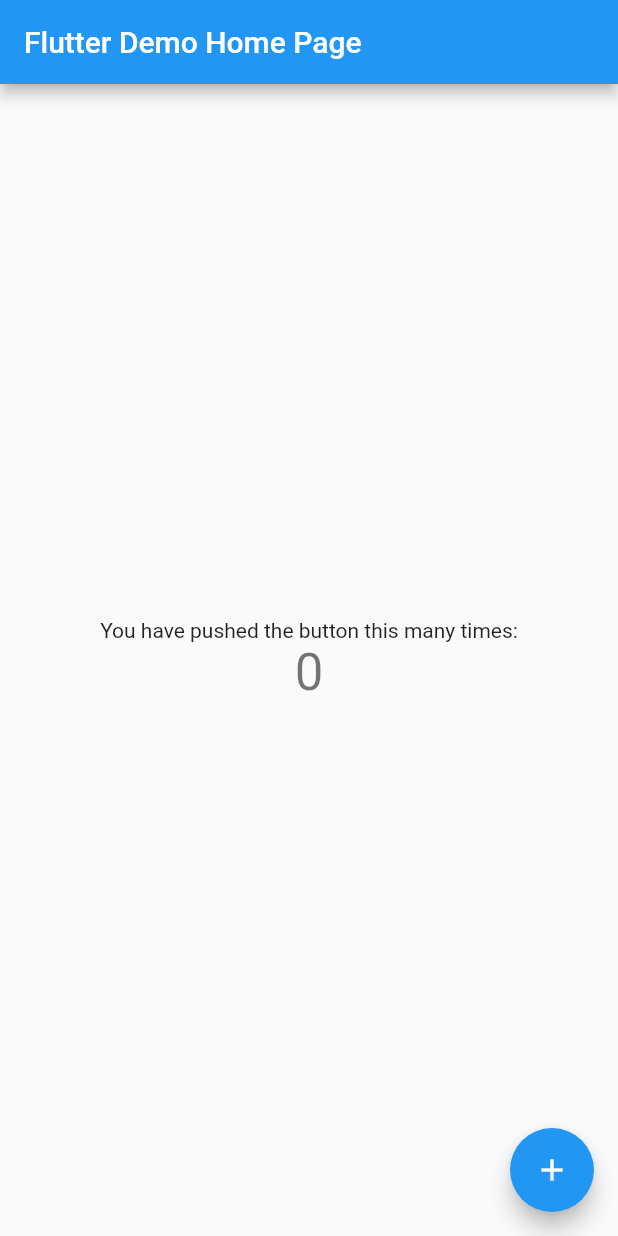
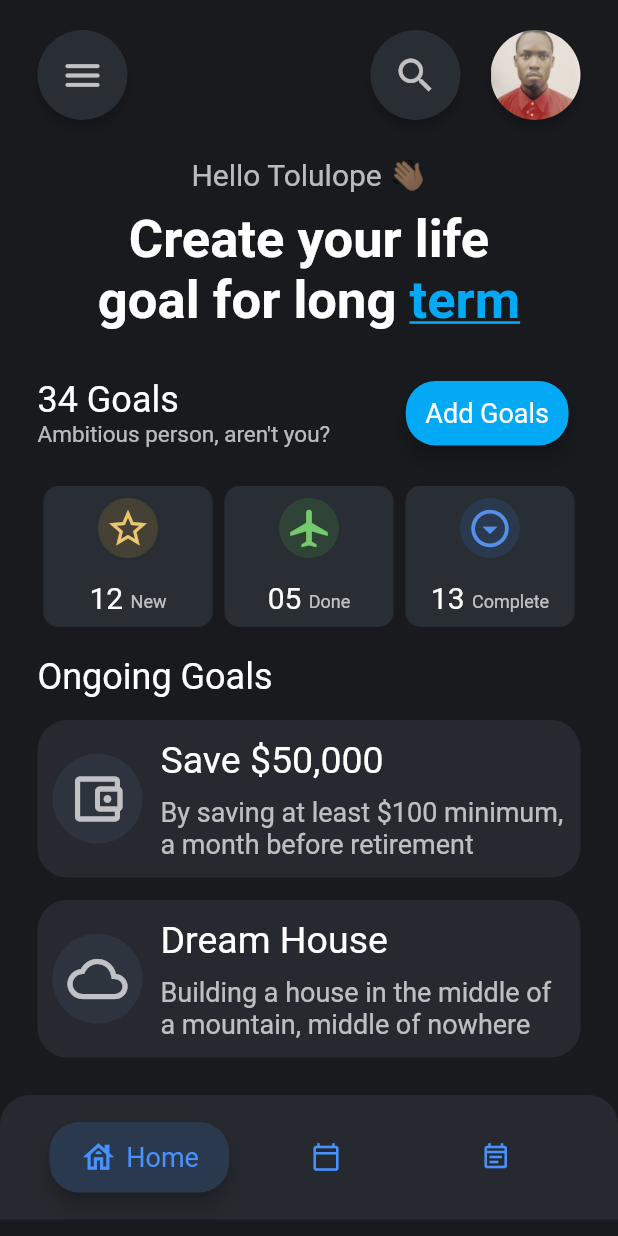
Before and after one commit to oltoch/interface_app, a Flutter app: the screen it shows after launch, on a phone screen of 412 x 824 dp. Run offline on Flutter 3.47's test engine with Material 2 defaults, Android fonts, the phone set to English and light mode, and no system bars.

Commit message:
First Screen designed

```diff
--- /dev/null
+++ b/lib/Screens/screen_one.dart
@@ -0,0 +1,250 @@
+import 'dart:ui';
+
+import 'package:flutter/cupertino.dart';
+import 'package:flutter/material.dart';
+import 'package:interface_app/Widgets/reusable_cards.dart';
+import 'package:interface_app/Widgets/round_icon_button.dart';
+
+class ScreenOne extends StatelessWidget {
+  const ScreenOne({Key? key}) : super(key: key);
+
+  @override
+  Widget build(BuildContext context) {
+    return SafeArea(
+      child: Scaffold(
+        body: ListView(
+          children: [
+            Container(
+              padding: EdgeInsets.only(left: 25.0, top: 20.0, right: 25.0),
+              child: Column(
+                crossAxisAlignment: CrossAxisAlignment.start,
+                children: [
+                  Row(
+                    mainAxisAlignment: MainAxisAlignment.start,
+                    children: [
+                      RoundIconButton(
+                        onPress: () {},
+                        child: Icon(
+                          Icons.menu_rounded,
+                          color: Colors.white70,
+                          size: 30,
+                        ),
+                      ),
+                      Expanded(
+                        child: SizedBox(),
+                      ),
+                      RoundIconButton(
+                        onPress: () {
+                          print("Button got pressed");
+                        },
+                        child: Icon(
+                          Icons.search_outlined,
+                          color: Colors.white70,
+                          size: 30,
+                        ),
+                      ),
+                      SizedBox(
+                        width: 20,
+                      ),
+                      RoundIconButton(
+                        onPress: () {},
+                        child: CircleAvatar(
+                          radius: 60,
+                          backgroundImage: AssetImage("images/myImage.jpg"),
+                        ),
+                      ),
+                    ],
+                  ),
+                  SizedBox(
+                    height: 25,
+                  ),
+                  Center(
+                    child: Text(
+                      "Hello Tolulope 👋🏽",
+                      style: TextStyle(
+                        fontSize: 20,
+                        color: Colors.white70,
+                      ),
+                    ),
+                  ),
+                  SizedBox(
+                    height: 10,
+                  ),
+                  Center(
+                      child: Text(
+                    "Create your life",
+                    style: TextStyle(
+                      fontSize: 35,
+                      color: Colors.white,
+                      fontWeight: FontWeight.bold,
+                    ),
+                  )),
+                  Center(
+                    child: RichText(
+                      text: TextSpan(
+                        children: [
+                          TextSpan(
+                            text: 'goal for long ',
+                            style: TextStyle(
+                                fontSize: 35,
+                                color: Colors.white,
+                                fontWeight: FontWeight.bold),
+                          ),
+                          TextSpan(
+                            text: 'term',
+                            style: TextStyle(
+                                fontSize: 35,
+                                color: Colors.lightBlue,
+                                fontWeight: FontWeight.bold,
+                                decoration: TextDecoration.underline),
+                          ),
+                        ],
+                      ),
+                    ),
+                  ),
+                  SizedBox(
+                    height: 25,
+                  ),
+                  Row(
+                    mainAxisAlignment: MainAxisAlignment.spaceBetween,
+                    children: [
+                      Column(
+                        crossAxisAlignment: CrossAxisAlignment.start,
+                        children: [
+                          Text(
+                            '34 Goals',
+                            style: (TextStyle(
+                              color: Colors.white,
+                              fontSize: 24,
+                            )),
+                          ),
+                          Text(
+                            'Ambitious person, aren\'t you?',
+                            style:
+                                TextStyle(color: Colors.white70, fontSize: 15),
+                          )
+                        ],
+                      ),
+                      TextButtonCard(
+                        onPress: () {
+                          print('Add goal button was pressed');
+                        },
+                        text: 'Add Goals',
+                        textColor: Colors.white,
+                        backgroundColor: Colors.lightBlue,
+                      ),
+                    ],
+                  ),
+                  SizedBox(
+                    height: 15,
+                  ),
+                  Row(
+                    mainAxisAlignment: MainAxisAlignment.spaceEvenly,
+                    children: [
+                      Expanded(
+                        child: ReusableCard(
+                          iconData: Icons.star_border_purple500_outlined,
+                          iconColor: Color(0xffecc571),
+                          iconBackgroundColor: Color(0xff464135),
+                          text1: "12 ",
+                          text2: "New",
+                        ),
+                      ),
+                      Expanded(
+                          child: ReusableCard(
+                        iconData: Icons.airplanemode_active,
+                        iconBackgroundColor: Color(0xff2F4336),
+                        iconColor: Color(0xff75CB6B),
+                        text1: "05 ",
+                        text2: "Done",
+                      )),
+                      Expanded(
+                          child: ReusableCard(
+                        iconData: Icons.arrow_drop_down_circle_outlined,
+                        iconBackgroundColor: Color(0xff2A394D),
+                        iconColor: Color(0xff5490E8),
+                        text1: "13 ",
+                        text2: "Complete",
+                      )),
+                    ],
+                  ),
+                  SizedBox(
+                    height: 15,
+                  ),
+                  Text(
+                    "Ongoing Goals",
+                    textAlign: TextAlign.start,
+                    style: TextStyle(color: Colors.white, fontSize: 24),
+                  ),
+                  SizedBox(
+                    height: 15,
+                  ),
+                  BigCard(
+                      iconData: Icons.account_balance_wallet_outlined,
+                      textTitle: 'Save \$50,000',
+                      textDetails:
+                          'By saving at least \$100 minimum, a month before retirement'),
+                  SizedBox(
+                    height: 15,
+                  ),
+                  BigCard(
+                      iconData: Icons.wb_cloudy_outlined,
+                      textTitle: 'Dream House',
+                      textDetails:
+                          'Building a house in the middle of a mountain, middle of nowhere'),
+                  SizedBox(
+                    height: 25,
+                  ),
+                ],
+              ),
+            ),
+            Container(
+              padding: EdgeInsets.symmetric(vertical: 10, horizontal: 25),
+              decoration: BoxDecoration(
+                color: Color(0xff26292F),
+                borderRadius: BorderRadius.only(
+                  topLeft: Radius.circular(20),
+                  topRight: Radius.circular(20),
+                ),
+              ),
+              child: Row(
+                mainAxisAlignment: MainAxisAlignment.spaceEvenly,
+                children: [
+                  Expanded(
+                    flex: 6,
+                    child: TextButtonCard(
+                      onPress: () {
+                        print('Bottom sheet button got pressed');
+                      },
+                      text: 'Home',
+                      backgroundColor: Color(0xff2A394D),
+                      textColor: Color(0xff4892FF),
+                      iconData: Icons.house_outlined,
+                      iconColor: Color(0xff4892ff),
+                    ),
+                  ),
+                  Expanded(
+                    flex: 5,
+                    child: Icon(
+                      Icons.calendar_today_outlined,
+                      color: Color(0xff4892ff),
+                      size: 20,
+                    ),
+                  ),
+                  Expanded(
+                    flex: 5,
+                    child: Icon(
+                      Icons.event_note_outlined,
+                      color: Color(0xff4892ff),
+                      size: 20,
+                    ),
+                  ),
+                ],
+              ),
+            ),
+          ],
+        ),
+      ),
+    );
+  }
+}
--- /dev/null
+++ b/lib/Widgets/reusable_cards.dart
@@ -0,0 +1,185 @@
+import 'package:flutter/material.dart';
+
+class ReusableCard extends StatelessWidget {
+  final Color colour;
+  final Color iconBackgroundColor;
+  final Color iconColor;
+  final String text1, text2;
+  final IconData iconData;
+
+  ReusableCard(
+      {this.colour = const Color(0xff292e35),
+      required this.iconBackgroundColor,
+      required this.iconColor,
+      required this.text1,
+      required this.text2,
+      required this.iconData});
+
+  @override
+  Widget build(BuildContext context) {
+    return Container(
+      child: Center(
+        child: Column(
+          mainAxisAlignment: MainAxisAlignment.center,
+          children: [
+            CircleAvatar(
+              child: Icon(
+                iconData,
+                size: 30,
+                color: iconColor,
+              ),
+              backgroundColor: iconBackgroundColor,
+            ),
+            SizedBox(
+              height: 15,
+            ),
+            Row(
+              mainAxisAlignment: MainAxisAlignment.center,
+              textBaseline: TextBaseline.alphabetic,
+              crossAxisAlignment: CrossAxisAlignment.baseline,
+              children: [
+                Text(
+                  text1,
+                  style: TextStyle(fontSize: 20, color: Colors.white),
+                ),
+                Text(
+                  text2,
+                  style: TextStyle(fontSize: 12, color: Colors.white70),
+                ),
+              ],
+            )
+          ],
+        ),
+      ),
+      margin: EdgeInsets.all(4),
+      padding: EdgeInsets.only(top: 8, bottom: 8),
+      decoration: BoxDecoration(
+        color: colour,
+        borderRadius: BorderRadius.circular(10),
+      ),
+    );
+  }
+}
+
+class BigCard extends StatelessWidget {
+  final IconData iconData;
+  final String textTitle, textDetails;
+
+  BigCard(
+      {required this.iconData,
+      required this.textTitle,
+      required this.textDetails});
+
+  @override
+  Widget build(BuildContext context) {
+    return Container(
+      padding: EdgeInsets.symmetric(vertical: 12, horizontal: 10),
+      decoration: BoxDecoration(
+        color: Color(0xff26292F),
+        borderRadius: BorderRadius.all(
+          Radius.circular(20),
+        ),
+      ),
+      child: Row(
+        children: [
+          CircleAvatar(
+            radius: 30,
+            child: Icon(
+              iconData,
+              size: 40,
+              color: Colors.white70,
+            ),
+            backgroundColor: Color(0xff2E343D),
+          ),
+          SizedBox(
+            width: 12,
+          ),
+          Expanded(
+            child: Column(
+              crossAxisAlignment: CrossAxisAlignment.start,
+              children: [
+                Text(
+                  textTitle,
+                  style: TextStyle(fontSize: 25, color: Colors.white),
+                ),
+                SizedBox(
+                  height: 10,
+                ),
+                Text(
+                  textDetails,
+                  style: TextStyle(
+                    fontSize: 18,
+                    color: Colors.white70,
+                  ),
+                ),
+              ],
+            ),
+          )
+        ],
+      ),
+    );
+  }
+}
+
+class TextButtonCard extends StatelessWidget {
+  final Function onPress;
+  final String text;
+  final IconData? iconData;
+  final Color backgroundColor, textColor;
+  final Color? iconColor;
+
+  TextButtonCard(
+      {required this.onPress,
+      required this.text,
+      required this.backgroundColor,
+      required this.textColor,
+      this.iconData,
+      this.iconColor});
+
+  @override
+  Widget build(BuildContext context) {
+    return TextButton(
+      onPressed: () {
+        onPress();
+      },
+      child: Material(
+        color: backgroundColor,
+        elevation: 5,
+        child: Padding(
+          padding: const EdgeInsets.symmetric(vertical: 11.0, horizontal: 13.0),
+          child: iconData != null ? iconWithText() : textOnly(),
+        ),
+        borderRadius: BorderRadius.all(
+          Radius.circular(20),
+        ),
+      ),
+    );
+  }
+
+  Widget iconWithText() {
+    return Row(
+      mainAxisAlignment: MainAxisAlignment.center,
+      children: [
+        Icon(
+          iconData,
+          color: iconColor,
+          size: 25,
+        ),
+        SizedBox(
+          width: 6,
+        ),
+        Text(
+          text,
+          style: TextStyle(color: textColor, fontSize: 18.0),
+        ),
+      ],
+    );
+  }
+
+  Widget textOnly() {
+    return Text(
+      text,
+      style: TextStyle(color: textColor, fontSize: 18.0),
+    );
+  }
+}
--- /dev/null
+++ b/lib/Widgets/round_icon_button.dart
@@ -0,0 +1,29 @@
+import 'package:flutter/material.dart';
+
+class RoundIconButton extends StatelessWidget {
+  final Widget child;
+  final Color color;
+  final Function onPress;
+
+  RoundIconButton(
+      {required this.onPress,
+      required this.child,
+      this.color = const Color(0xff292E35)});
+
+  @override
+  Widget build(BuildContext context) {
+    return RawMaterialButton(
+      onPressed: () {
+        onPress();
+      },
+      elevation: 3,
+      constraints: BoxConstraints.tightFor(
+        width: 60,
+        height: 60,
+      ),
+      shape: CircleBorder(),
+      fillColor: color,
+      child: child,
+    );
+  }
+}
--- a/lib/main.dart
+++ b/lib/main.dart
@@ -1,4 +1,5 @@
 import 'package:flutter/material.dart';
+import 'package:interface_app/Screens/screen_one.dart';
 
 void main() {
   runApp(MyApp());
@@ -10,104 +11,12 @@ class MyApp extends StatelessWidget {
   Widget build(BuildContext context) {
     return MaterialApp(
       title: 'Flutter Demo',
-      theme: ThemeData(
-        // This is the theme of your application.
-        //
-        // Try running your application with "flutter run". You'll see the
-        // application has a blue toolbar. Then, without quitting the app, try
-        // changing the primarySwatch below to Colors.green and then invoke
-        // "hot reload" (press "r" in the console where you ran "flutter run",
-        // or simply save your changes to "hot reload" in a Flutter IDE).
-        // Notice that the counter didn't reset back to zero; the application
-        // is not restarted.
-        primarySwatch: Colors.blue,
+      theme: ThemeData.dark().copyWith(
+        primaryColor: Color(0xff030909),
+        scaffoldBackgroundColor: Color(0xff181A1E),
       ),
-      home: MyHomePage(title: 'Flutter Demo Home Page'),
+      home: ScreenOne(),
+      debugShowCheckedModeBanner: false,
     );
   }
 }
-
-class MyHomePage extends StatefulWidget {
-  MyHomePage({Key? key, required this.title}) : super(key: key);
-
-  // This widget is the home page of your application. It is stateful, meaning
-  // that it has a State object (defined below) that contains fields that affect
-  // how it looks.
-
-  // This class is the configuration for the state. It holds the values (in this
-  // case the title) provided by the parent (in this case the App widget) and
-  // used by the build method of the State. Fields in a Widget subclass are
-  // always marked "final".
-
-  final String title;
-
-  @override
-  _MyHomePageState createState() => _MyHomePageState();
-}
-
-class _MyHomePageState extends State<MyHomePage> {
-  int _counter = 0;
-
-  void _incrementCounter() {
-    setState(() {
-      // This call to setState tells the Flutter framework that something has
-      // changed in this State, which causes it to rerun the build method below
-      // so that the display can reflect the updated values. If we changed
-      // _counter without calling setState(), then the build method would not be
-      // called again, and so nothing would appear to happen.
-      _counter++;
-    });
-  }
-
-  @override
-  Widget build(BuildContext context) {
-    // This method is rerun every time setState is called, for instance as done
-    // by the _incrementCounter method above.
-    //
-    // The Flutter framework has been optimized to make rerunning build methods
-    // fast, so that you can just rebuild anything that needs updating rather
-    // than having to individually change instances of widgets.
-    return Scaffold(
-      appBar: AppBar(
-        // Here we take the value from the MyHomePage object that was created by
-        // the App.build method, and use it to set our appbar title.
-        title: Text(widget.title),
-      ),
-      body: Center(
-        // Center is a layout widget. It takes a single child and positions it
-        // in the middle of the parent.
-        child: Column(
-          // Column is also a layout widget. It takes a list of children and
-          // arranges them vertically. By default, it sizes itself to fit its
-          // children horizontally, and tries to be as tall as its parent.
-          //
-          // Invoke "debug painting" (press "p" in the console, choose the
-          // "Toggle Debug Paint" action from the Flutter Inspector in Android
-          // Studio, or the "Toggle Debug Paint" command in Visual Studio Code)
-          // to see the wireframe for each widget.
-          //
-          // Column has various properties to control how it sizes itself and
-          // how it positions its children. Here we use mainAxisAlignment to
-          // center the children vertically; the main axis here is the vertical
-          // axis because Columns are vertical (the cross axis would be
-          // horizontal).
-          mainAxisAlignment: MainAxisAlignment.center,
-          children: <Widget>[
-            Text(
-              'You have pushed the button this many times:',
-            ),
-            Text(
-              '$_counter',
-              style: Theme.of(context).textTheme.headline4,
-            ),
-          ],
-        ),
-      ),
-      floatingActionButton: FloatingActionButton(
-        onPressed: _incrementCounter,
-        tooltip: 'Increment',
-        child: Icon(Icons.add),
-      ), // This trailing comma makes auto-formatting nicer for build methods.
-    );
-  }
-}
--- a/pubspec.yaml
+++ b/pubspec.yaml
@@ -28,6 +28,8 @@ dependencies:
   # The following adds the Cupertino Icons font to your application.
   # Use with the CupertinoIcons class for iOS style icons.
   cupertino_icons: ^1.0.2
+  font_awesome_flutter: ^9.1.0
+
 
 dev_dependencies:
   flutter_test:
@@ -45,8 +47,8 @@ flutter:
   uses-material-design: true
 
   # To add assets to your application, add an assets section, like this:
-  # assets:
-  #   - images/a_dot_burr.jpeg
+  assets:
+    - images/
   #   - images/a_dot_ham.jpeg
 
   # An image asset can refer to one or more resolution-specific "variants", see
```
Also changed, not shown: images/myImage.jpg (added), pubspec.lock.
